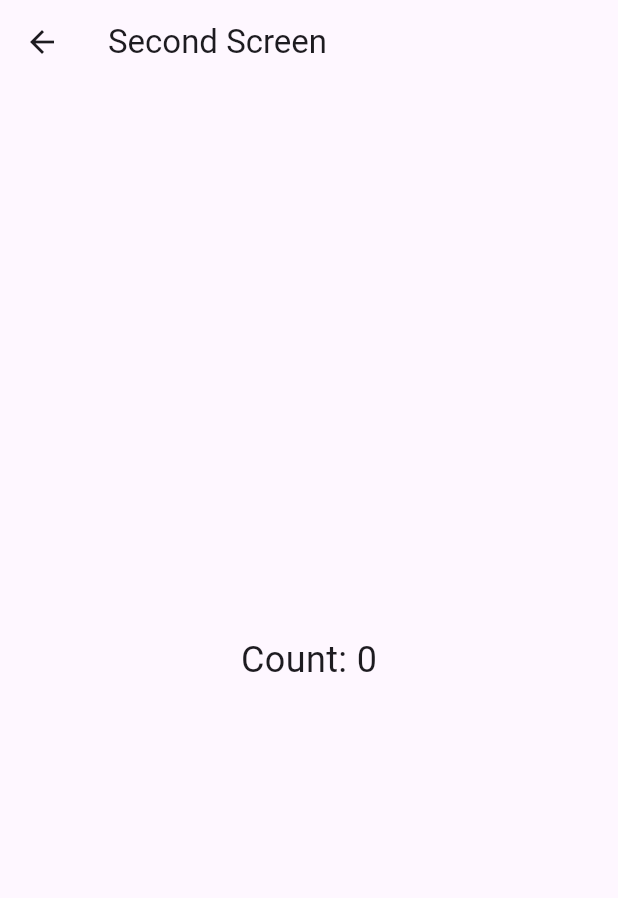
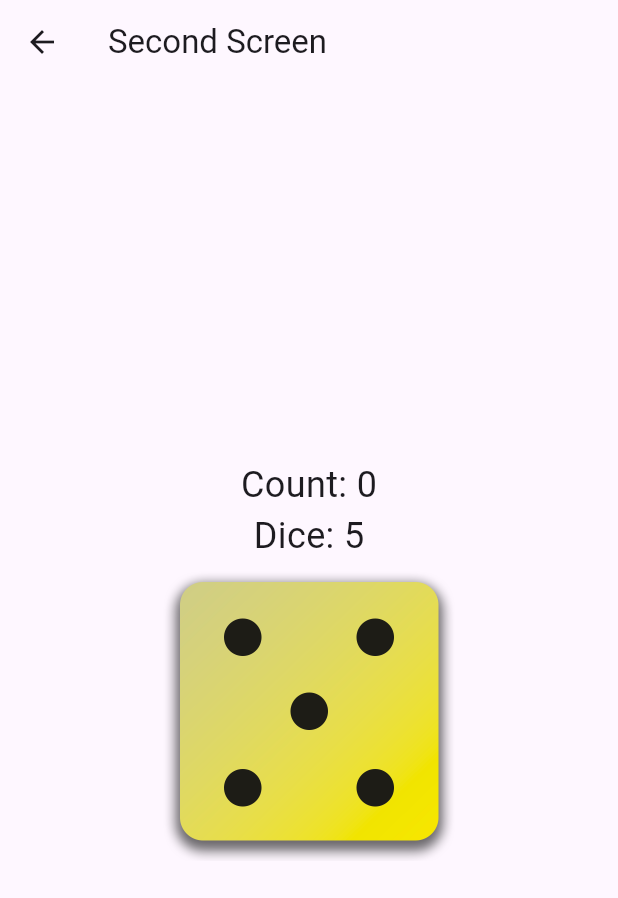
Before and after one commit to iamthien/getx_navi, a Flutter app: the screen it shows after launch, after a tap on "Next Route", on a phone screen of 412 x 824 dp. Shown: the top 898 px of the screen. Run offline on Flutter 3.47's test engine with Material 3 defaults, Android fonts, the phone set to English and light mode, and no system bars; our stand-ins replace get.

Commit message:
change to .obs and getx, add retrieve dice number stored

```diff
--- a/lib/count_controller.dart
+++ b/lib/count_controller.dart
@@ -1,9 +1,8 @@
 import 'package:get/get.dart';
 
 class CountController extends GetxController {
-  var count = 0;
+  var count = 0.obs;
   void increment() {
     count++;
-    update();
   }
 }
--- a/lib/dice_controller.dart
+++ b/lib/dice_controller.dart
@@ -2,10 +2,13 @@ import 'dart:math';
 import 'package:get/get.dart';
 
 class DiceController extends GetxController {
-  var diceNum = Random().nextInt(6) + 1;
+  var diceNum = (Random().nextInt(6) + 1).obs;
+  //only use .obs when declare variable
 
   void random() {
-    diceNum = Random().nextInt(6) + 1; // Generate a random number from 1 to 6
+    //when update value, use .value to access value of getx .obs variable
+    diceNum.value =
+        Random().nextInt(6) + 1; // Generate a random number from 1 to 6
     update(); // Call update to rebuild the widget
   }
 }
--- a/lib/main.dart
+++ b/lib/main.dart
@@ -24,7 +24,7 @@ class Home extends StatelessWidget {
           mainAxisAlignment: MainAxisAlignment.center,
           children: [
             // Counter section
-            GetBuilder<CountController>(
+            GetX<CountController>(
               builder: (_) => Text(
                 'Clicks: ${controller.count}',
                 style: const TextStyle(fontSize: 24),
@@ -38,7 +38,7 @@ class Home extends StatelessWidget {
             ),
 
             // Dice section
-            GetBuilder<DiceController>(
+            GetX<DiceController>(
               builder: (_) => Image.asset(
                 "assets/dices/dice-${diceController.diceNum}.png",
                 height: 200,
@@ -65,15 +65,30 @@ class Home extends StatelessWidget {
 //Screen 2
 class Second extends StatelessWidget {
   final CountController ctrl = Get.find();
+  final DiceController diceCtrl = Get.find();
 
   @override
   Widget build(context) {
     return Scaffold(
       appBar: AppBar(title: const Text("Second Screen")),
       body: Center(
-        child: Text(
-          "Count: ${ctrl.count}",
-          style: const TextStyle(fontSize: 24),
+        child: Column(
+          mainAxisAlignment: MainAxisAlignment.center,
+          children: [
+            Text(
+              "Count: ${ctrl.count}",
+              style: const TextStyle(fontSize: 24),
+            ),
+            Text(
+              "Dice: ${diceCtrl.diceNum}",
+              style: const TextStyle(fontSize: 24),
+            ),
+            Image.asset(
+              "assets/dices/dice-${diceCtrl.diceNum}.png",
+              height: 200,
+              width: 200,
+            )
+          ],
         ),
       ),
     );
```
